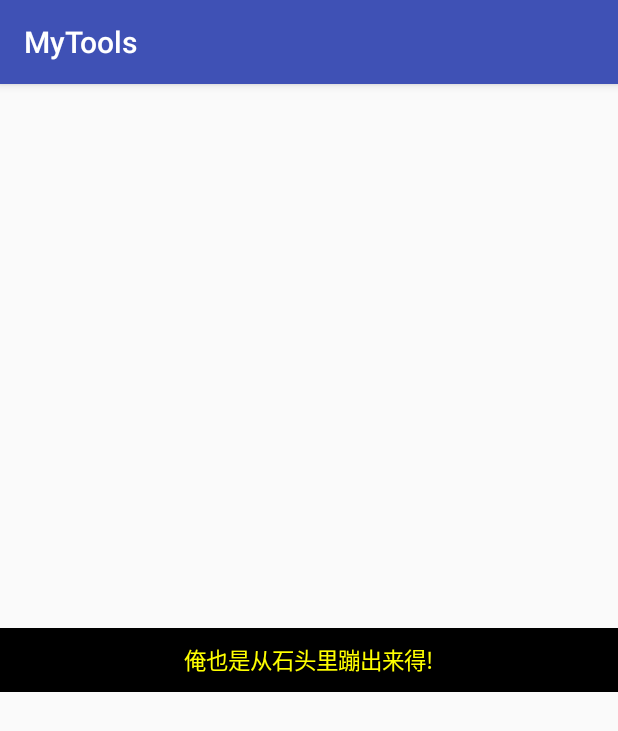
After one commit to w1163563154/MyTools, an Android app: the WenZhiGunDongActivity screen opened directly, with no data from a screen before it, on a phone screen of 412 x 824 dp. The commit adds this screen. Shown: the top 731 px of the screen. Run offline under Robolectric (Android 15) with nearby library versions, the phone set to English and light mode, and no system bars; our stand-ins replace ButterKnife.

Commit message:
添加轮播文字

```diff
--- a/app/src/main/AndroidManifest.xml
+++ b/app/src/main/AndroidManifest.xml
@@ -14,6 +14,7 @@
     <uses-permission android:name="android.permission.SET_WALLPAPER"/>
 
     <application
+        android:name=".Globlo.MyApplication"
         android:allowBackup="true"
         android:icon="@mipmap/ic_launcher"
         android:label="@string/app_name"
@@ -34,9 +35,10 @@
 
         <activity android:name=".Ui.Activity.DianZhanActivity.DianZhanActivity"/>
         <activity android:name=".Ui.Activity.BiZhiActivity"/>
-        <activity android:name=".Ui.Activity.BiaoGeActivity" />
+        <activity android:name=".Ui.Activity.WenZhiGunDongActivity" />
         <activity android:name=".Ui.Activity.PullZoomActivity.PullScrollViewActivity" />
         <activity android:name=".Ui.Activity.ShiJianActivity" />
+
     </application>
 
 
--- a/app/src/main/java/com/xiaoyu/mytools/Globlo/MyApplication.java
+++ b/app/src/main/java/com/xiaoyu/mytools/Globlo/MyApplication.java
@@ -9,7 +9,7 @@ import android.content.Context;
 
 public class MyApplication extends Application {
 
-    public static Context mContext=null;
+    public static Context mContext;
     @Override
     public void onCreate() {
         super.onCreate();
--- a/app/src/main/java/com/xiaoyu/mytools/Ui/Activity/MainActivity.java
+++ b/app/src/main/java/com/xiaoyu/mytools/Ui/Activity/MainActivity.java
@@ -51,8 +51,8 @@ public class MainActivity extends MyActivity {
         mNameList.add(new MainInfo("点赞",new DianZhanActivity()));
         mNameList.add(new MainInfo("更换壁纸与表格控件",new BiZhiActivity()));
         mNameList.add(new MainInfo("时间选择器",new ShiJianActivity()));
-        mNameList.add(new MainInfo("放大",new PullScrollViewActivity()));
-        mNameList.add(new MainInfo("平滑",new DianZhanActivity()));
+        mNameList.add(new MainInfo("下拉放大",new PullScrollViewActivity()));
+        mNameList.add(new MainInfo("文字滚动",new WenZhiGunDongActivity()));
         mMainAdapter.refresh(mNameList);
 
     }
--- /dev/null
+++ b/app/src/main/java/com/xiaoyu/mytools/Ui/Activity/WenZhiGunDongActivity.java
@@ -0,0 +1,95 @@
+package com.xiaoyu.mytools.Ui.Activity;
+
+import android.graphics.Color;
+import android.os.Bundle;
+import android.os.Handler;
+import android.os.Message;
+import android.text.TextUtils;
+import android.view.Gravity;
+import android.view.View;
+import android.view.ViewGroup;
+import android.widget.FrameLayout;
+import android.widget.TextSwitcher;
+import android.widget.TextView;
+import android.widget.ViewSwitcher;
+
+import com.xiaoyu.mytools.Base.MyActivity;
+import com.xiaoyu.mytools.Globlo.MyApplication;
+import com.xiaoyu.mytools.R;
+import com.xiaoyu.mytools.Utils.T;
+
+import java.util.ArrayList;
+
+import butterknife.BindView;
+import butterknife.ButterKnife;
+import static com.xiaoyu.mytools.Globlo.MyApplication.getContext;
+/**
+ * Created by yfb on 2019/1/26.
+ */
+
+public class WenZhiGunDongActivity extends MyActivity {
+    @BindView(R.id.follow_textSwitcher_up)
+    TextSwitcher mTextSwitcherUp;
+    public static final int NEWS_MESSAGE_TEXTVIEW=100;  //文字公告
+
+    public int index=0;
+    Handler mHandler=new Handler(){
+        @Override
+        public void handleMessage(Message msg) {
+            switch (msg.what){
+                case NEWS_MESSAGE_TEXTVIEW:
+                    index++;
+                    mTextSwitcherUp.setText(mStrings.get(index%mStrings.size()));
+                    if (index == mStrings.size()) {
+                        index = 0;
+                    }
+                    mHandler.sendEmptyMessageDelayed(NEWS_MESSAGE_TEXTVIEW,3000);
+                    break;
+            }
+        }
+    };
+    private ArrayList<String> mStrings;
+
+    @Override
+    public int setLayout() {
+        return R.layout.activity_wenzhi;
+    }
+
+    @Override
+    protected void initView() {
+        ButterKnife.bind(this);
+        mStrings = new ArrayList<>();
+        mStrings.add("我的剑，就是你的剑!");
+        mStrings.add("俺也是从石头里蹦出来得!");
+        mStrings.add("我用双手成就你的梦想");
+        mStrings.add("人在塔在");
+        mStrings.add("犯我德邦者");
+
+        mTextSwitcherUp.setFactory(new ViewSwitcher.ViewFactory() {
+            @Override
+            public View makeView() {
+                final TextView tv = new TextView(getContext());
+                //设置文字大小
+                tv.setTextSize(15);
+                //设置文字 颜色
+                tv.setTextColor(Color.YELLOW);
+                tv.setSingleLine();
+                tv.setEllipsize(TextUtils.TruncateAt.END);
+                FrameLayout.LayoutParams lp = new FrameLayout.LayoutParams(ViewGroup.LayoutParams.WRAP_CONTENT, ViewGroup.LayoutParams.WRAP_CONTENT);
+                lp.gravity = Gravity.CENTER;
+                tv.setLayoutParams(lp);
+                //内容的点击事件
+                tv.setOnClickListener(new View.OnClickListener() {
+                    @Override
+                    public void onClick(View v) {
+                        T.showShort(tv.getText().toString());
+                    }
+                });
+                return tv;
+            }
+        });
+        mHandler.sendEmptyMessage(NEWS_MESSAGE_TEXTVIEW);
+    }
+
+
+}
--- /dev/null
+++ b/app/src/main/res/anim/textin.xml
@@ -0,0 +1,16 @@
+<set xmlns:android="http://schemas.android.com/apk/res/android"
+    android:shareInterpolator="false"
+    android:zAdjustment="top">
+    <translate
+        android:duration="800"
+        android:fromYDelta="100%"
+        android:interpolator="@android:anim/accelerate_interpolator"
+        android:toYDelta="0"
+
+        />
+
+    <alpha
+        android:duration="800"
+        android:fromAlpha="0.0"
+        android:toAlpha="1.0"/>
+</set>
--- /dev/null
+++ b/app/src/main/res/anim/textout.xml
@@ -0,0 +1,16 @@
+<set xmlns:android="http://schemas.android.com/apk/res/android"
+    android:shareInterpolator="false"
+    android:zAdjustment="top">
+    <translate
+        android:duration="800"
+        android:fromYDelta="0"
+        android:interpolator="@android:anim/accelerate_interpolator"
+        android:toYDelta="-100%"
+
+        />
+
+    <alpha
+        android:duration="800"
+        android:fromAlpha="1.0"
+        android:toAlpha="0"/>
+</set>
--- /dev/null
+++ b/app/src/main/res/layout/activity_wenzhi.xml
@@ -0,0 +1,19 @@
+<?xml version="1.0" encoding="utf-8"?>
+<LinearLayout xmlns:android="http://schemas.android.com/apk/res/android"
+    android:layout_width="match_parent"
+    android:layout_height="match_parent">
+
+
+
+    <TextSwitcher
+        android:layout_gravity="center"
+        android:id="@+id/follow_textSwitcher_up"
+        android:layout_width="match_parent"
+        android:layout_height="wrap_content"
+        android:inAnimation="@anim/textin"
+        android:background="@color/black"
+        android:outAnimation="@anim/textout"
+        android:padding="10dp"
+        ></TextSwitcher>
+
+</LinearLayout>
```
Also changed, not shown: app/src/main/java/com/xiaoyu/mytools/Ui/Activity/BiaoGeActivity.java (deleted, +0 -19 lines), app/src/main/java/com/xiaoyu/mytools/Ui/Activity/ShiJianActivity.java (+28 -8 lines), app/src/main/java/com/xiaoyu/mytools/Utils/T.java (added, +51 -0 lines), app/src/main/res/drawable/drawable_toast.xml (added, +11 -0 lines), app/src/main/res/layout/toast.xml (added, +30 -0 lines), app/src/main/res/mipmap-hdpi/icon_toast_fail.png (added), app/src/main/res/mipmap-hdpi/icon_toast_success.png (added), app/src/main/res/mipmap-hdpi/icon_toast_warning.png (added).
